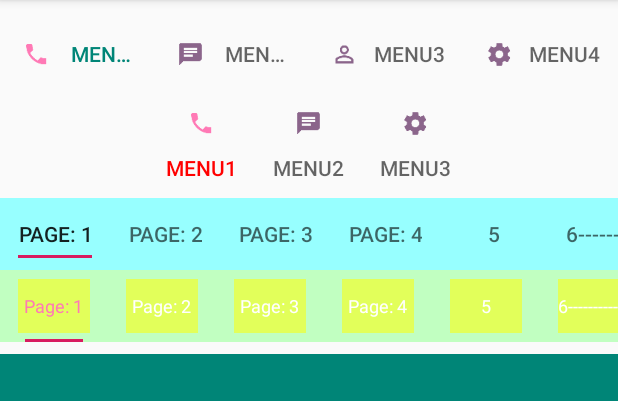
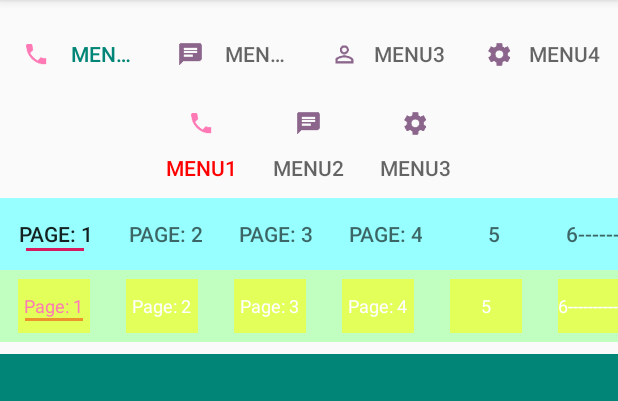
Before and after one commit to gerenvip/tablayout, an Android app: the SampleTabLayout screen opened directly, with no data from a screen before it, on a phone screen of 412 x 824 dp, the part 84-485 px from its top. Run offline under Robolectric (Android 15) with nearby library versions, the phone set to English and light mode, and no system bars.

Commit message:
add attr tabIndicatorFixedWidth,tabIndicatorGravity2,tabIndicatorVerticalPadding,tabIndicatorHorizontalPadding

```diff
--- a/samples/src/main/java/com/gerenvip/ui/samples/CustomTabLayout.java
+++ b/samples/src/main/java/com/gerenvip/ui/samples/CustomTabLayout.java
@@ -47,6 +47,11 @@ public class CustomTabLayout extends FrameLayout implements ITabCustomView {
   }
 
   @Override
+  public int getContentHeight() {
+    return textview.getHeight();
+  }
+
+  @Override
   public TextView getCustomTextView() {
     return textview;
   }
--- a/samples/src/main/res/layout/activity_sample_tablayout.xml
+++ b/samples/src/main/res/layout/activity_sample_tablayout.xml
@@ -88,10 +88,10 @@
         app:tabContentStart="0dp"
         app:tabIndicatorFullWidth="false"
         app:minIndicatorWidth="16dp"
-        app:tabIndicatorPadding="8dp"
+        app:tabIndicatorVerticalPadding="0dp"
         app:indicatorGrowNearestEdge="true"
-        app:tabIndicatorGravity="bottom"
-        app:tabInlineLabel="true"
+        app:tabIndicatorGravity2="contentBottom"
+        app:tabIndicatorHorizontalPadding="10dp"
         app:tabMode="auto" />
 
     <com.google.android.material.tablayout2.TabLayout
@@ -101,6 +101,7 @@
         android:background="#C1FFC1"
         app:tabIndicatorFullWidth="false"
         app:minIndicatorWidth="16dp"
+        app:tabIndicatorGravity2="contentBottom"
         app:layout_constraintLeft_toLeftOf="parent"
         app:layout_constraintRight_toRightOf="parent"
         app:layout_constraintTop_toBottomOf="@+id/tab_layout_3"
--- a/tablayout/src/main/java/com/google/android/material/tablayout2/ITabCustomView.java
+++ b/tablayout/src/main/java/com/google/android/material/tablayout2/ITabCustomView.java
@@ -16,6 +16,11 @@ public interface ITabCustomView {
    */
   int getContentWidth();
 
+  /**
+   * 返回内容的高度
+   */
+  int getContentHeight();
+
   @Nullable
   TextView getCustomTextView();
 
--- a/tablayout/src/main/java/com/google/android/material/tablayout2/TabLayout.java
+++ b/tablayout/src/main/java/com/google/android/material/tablayout2/TabLayout.java
@@ -345,6 +345,13 @@ public class TabLayout extends HorizontalScrollView {
   public static final int INDICATOR_GRAVITY_STRETCH = 3;
 
   /**
+   * 紧贴 tab 内容底部
+   */
+  public static final int INDICATOR_GRAVITY_CONTENT_BOTTOM = 4;
+
+  public static final int INDICATOR_GRAVITY_CONTENT_TOP = 5;
+
+  /**
    * @hide
    */
   @RestrictTo(LIBRARY_GROUP)
@@ -353,7 +360,9 @@ public class TabLayout extends HorizontalScrollView {
                   INDICATOR_GRAVITY_BOTTOM,
                   INDICATOR_GRAVITY_CENTER,
                   INDICATOR_GRAVITY_TOP,
-                  INDICATOR_GRAVITY_STRETCH
+                  INDICATOR_GRAVITY_STRETCH,
+                  INDICATOR_GRAVITY_CONTENT_BOTTOM,
+                  INDICATOR_GRAVITY_CONTENT_TOP
           })
   @Retention(RetentionPolicy.SOURCE)
   public @interface TabIndicatorGravity {
@@ -462,7 +471,9 @@ public class TabLayout extends HorizontalScrollView {
   int minIndicatorWidth;
   boolean indicatorGrowNearestEdge;
   private boolean tabIndicatorSticky;
-  private int tabIndicatorPadding;
+  private int tabIndicatorVerticalPadding;
+  private int tabIndicatorHorizontalPadding;
+  private int tabIndicatorFixedWidth = -1;
 
   private final ArrayList<OnTabSelectedListener> selectedListeners = new ArrayList<>();
   @Nullable
@@ -529,8 +540,13 @@ public class TabLayout extends HorizontalScrollView {
             a.getColor(com.google.android.material.R.styleable.TabLayout_tabIndicatorColor, 0));
     setSelectedTabIndicator(
             MaterialResources.getDrawable(context, a, com.google.android.material.R.styleable.TabLayout_tabIndicator));
-    setSelectedTabIndicatorGravity(
-            a.getInt(com.google.android.material.R.styleable.TabLayout_tabIndicatorGravity, INDICATOR_GRAVITY_BOTTOM));
+
+    if (a.hasValue(R.styleable.TabLayout_tabIndicatorGravity2)) {
+      setSelectedTabIndicatorGravity(a.getInt(R.styleable.TabLayout_tabIndicatorGravity2, INDICATOR_GRAVITY_BOTTOM));
+    } else {
+      setSelectedTabIndicatorGravity(
+              a.getInt(com.google.android.material.R.styleable.TabLayout_tabIndicatorGravity, INDICATOR_GRAVITY_BOTTOM));
+    }
     setTabIndicatorFullWidth(a.getBoolean(com.google.android.material.R.styleable.TabLayout_tabIndicatorFullWidth, true));
 
     tabPaddingStart =
@@ -605,7 +621,9 @@ public class TabLayout extends HorizontalScrollView {
     minIndicatorWidth = a.getDimensionPixelSize(R.styleable.TabLayout_minIndicatorWidth, (int) ViewUtils.dpToPx(getContext(), MIN_INDICATOR_WIDTH));
     indicatorGrowNearestEdge = a.getBoolean(R.styleable.TabLayout_indicatorGrowNearestEdge, false);
     tabIndicatorSticky = a.getBoolean(R.styleable.TabLayout_tabIndicatorSticky, false);
-    tabIndicatorPadding = a.getDimensionPixelOffset(R.styleable.TabLayout_tabIndicatorPadding, 0);
+    tabIndicatorVerticalPadding = a.getDimensionPixelOffset(R.styleable.TabLayout_tabIndicatorVerticalPadding, 0);
+    tabIndicatorHorizontalPadding = a.getDimensionPixelOffset(R.styleable.TabLayout_tabIndicatorHorizontalPadding, 0);
+    tabIndicatorFixedWidth = a.getDimensionPixelOffset(R.styleable.TabLayout_tabIndicatorFixedWidth, -1);
 
     a.recycle();
 
@@ -618,18 +636,72 @@ public class TabLayout extends HorizontalScrollView {
     applyModeAndGravity();
   }
 
-  public void setTabIndicatorPadding(int padding) {
-    tabIndicatorPadding = padding;
-  }
-
-  public int getTabIndicatorPadding() {
-    return tabIndicatorPadding;
+  /**
+   * 设置 定长指示器  {@link #setTabIndicatorFullWidth(boolean)} 为 false 的情况下生效。
+   * <p/>
+   * 建议 通过 R.styleable#TabLayout_tabIndicator 设置一个位图替换该方式
+   *
+   * @param indicatorFixedWidth 指示器的固定宽度，默认值 -1 ，表示启用定长指示器。请设置一个非0 的正数
+   * @attr ref R.styleable#TabLayout_tabIndicatorFixedWidth
+   */
+  public void setTabIndicatorFixedWidth(int indicatorFixedWidth) {
+    tabIndicatorFixedWidth = indicatorFixedWidth;
+  }
+
+  /**
+   * 获取定长指示器的长度
+   *
+   * @return 如果未设置，返回默认值 -1， 表示 未开启定长指示器
+   */
+  public int getTabIndicatorFixedWidth() {
+    return tabIndicatorFixedWidth;
+  }
+
+  /**
+   * 给 指示器设置竖直方向上的padding值
+   *
+   * @param padding 指示器距所依赖的边间距, tabIndicatorGravity 对应如下:
+   *                bottom -> 指示器距底部的间距
+   *                center,top -> 指示器距顶部的间距
+   *                stretch -> 指示器距顶部和底部的间距
+   *                contentBottom -> 指示器距底部的间距
+   *                contentTop -> 指示器距顶部的间距
+   * @attr ref R.styleable#TabLayout_tabIndicatorVerticalPadding
+   */
+  public void setTabIndicatorVerticalPadding(int padding) {
+    tabIndicatorVerticalPadding = padding;
+  }
+
+  /**
+   * 获取 指示器在竖直方向上的padding
+   */
+  public int getTabIndicatorVerticalPadding() {
+    return tabIndicatorVerticalPadding;
+  }
+
+  /**
+   * 设置 tab 的指示器在水平方向的padding， 只在 {@link #setTabIndicatorFullWidth(boolean)} 为 false 的情况下生效
+   *
+   * @param padding 水平方向上的padding值，左右offset 是 padding 的一半
+   * @attr ref com.google.android.material.R.styleable#TabLayout_tabIndicatorFullWidth
+   * @attr ref R.styleable#TabLayout_tabIndicatorHorizontalPadding
+   */
+  public void setTabIndicatorHorizontalPadding(int padding) {
+    tabIndicatorHorizontalPadding = padding;
+  }
+
+  /**
+   * 获取 tab 指示器水平方向的 padding 值
+   */
+  public int getTabIndicatorHorizontalPadding() {
+    return tabIndicatorHorizontalPadding;
   }
 
   /**
    * 设置 tab indicator 是否允许粘滞运动
    *
    * @param sticky
+   * @attr ref R.styleable#TabLayout_tabIndicatorSticky
    */
   public void setTabIndicatorSticky(boolean sticky) {
     tabIndicatorSticky = sticky;
@@ -646,6 +718,7 @@ public class TabLayout extends HorizontalScrollView {
    * 当前一次选择的tab 和本次选中的tab 不相邻，是否 indicator 从最近的边缘开始
    *
    * @param growNearestEdge
+   * @attr ref R.styleable#TabLayout_indicatorGrowNearestEdge
    */
   public void setIndicatorGrowNearestEdge(boolean growNearestEdge) {
     this.indicatorGrowNearestEdge = growNearestEdge;
@@ -661,7 +734,9 @@ public class TabLayout extends HorizontalScrollView {
   /**
    * set minIndicatorWidth
    *
-   * @param minIndicatorWidth px unit
+   * @param minIndicatorWidth 当 tabIndicatorFullWidth 为 false，即 指示器的宽度由内容的宽度来决定 时
+   *                          定义最小的指示器宽度，默认是 24dp
+   * @attr ref R.styleable#TabLayout_minIndicatorWidth
    */
   public void setMinIndicatorWidth(int minIndicatorWidth) {
     this.minIndicatorWidth = minIndicatorWidth;
@@ -1101,11 +1176,15 @@ public class TabLayout extends HorizontalScrollView {
    * unless gravity is set to {@link #INDICATOR_GRAVITY_STRETCH}, in which case it will ignore
    * indicator height and stretch across the entire height and width of the {@link TabLayout}. This
    * defaults to {@link #INDICATOR_GRAVITY_BOTTOM} if not set.
+   * <p>
+   * 推荐使用 attr R.styleable#TabLayout_tabIndicatorGravity2 来代替 com.google.android.material.R.styleable#TabLayout_tabIndicatorGravity
    *
    * @param indicatorGravity one of {@link #INDICATOR_GRAVITY_BOTTOM}, {@link
-   *                         #INDICATOR_GRAVITY_CENTER}, {@link #INDICATOR_GRAVITY_TOP}, or {@link
-   *                         #INDICATOR_GRAVITY_STRETCH}
+   *                         #INDICATOR_GRAVITY_CENTER}, {@link #INDICATOR_GRAVITY_TOP},{@link
+   *                         #INDICATOR_GRAVITY_STRETCH},{@link #INDICATOR_GRAVITY_CONTENT_BOTTOM},
+   *                         or {@link #INDICATOR_GRAVITY_CONTENT_TOP}
    * @attr ref com.google.android.material.R.styleable#TabLayout_tabIndicatorGravity
+   * @attr ref R.styleable#TabLayout_tabIndicatorGravity2
    */
   public void setSelectedTabIndicatorGravity(@TabIndicatorGravity int indicatorGravity) {
     if (tabIndicatorGravity != indicatorGravity) {
@@ -2950,6 +3029,31 @@ public class TabLayout extends HorizontalScrollView {
       }
 
       return right - left;
+    }
+
+    /**
+     * Calculates the height of the TabView's content.
+     *
+     * @return Height of the tab label, if present, or the width of the tab icon, if present. If tabs
+     * is in inline mode, returns the sum of both the icon and tab label widths.
+     */
+    private int getContentHeight() {
+      boolean initialized = false;
+      int top = 0;
+      int bottom = 0;
+
+      if (customView != null && customView.getVisibility() != View.GONE && customView instanceof ITabCustomView) {
+        return ((ITabCustomView) customView).getContentHeight();
+      }
+      for (View view : new View[]{textView, iconView, customView}) {
+        if (view != null && view.getVisibility() == View.VISIBLE) {
+          top = initialized ? Math.min(top, view.getTop()) : view.getTop();
+          bottom = initialized ? Math.max(bottom, view.getBottom()) : view.getBottom();
+          initialized = true;
+        }
+      }
+
+      return bottom - top;
     }
 
     @Nullable
@@ -3263,6 +3367,8 @@ public class TabLayout extends HorizontalScrollView {
       int tabViewContentWidth = tabView.getContentWidth();
       @SuppressLint("RestrictedApi") int minIndicatorWidth = TabLayout.this.minIndicatorWidth;
 
+      tabViewContentWidth -= tabIndicatorHorizontalPadding;
+
       if (tabViewContentWidth < minIndicatorWidth) {
         tabViewContentWidth = minIndicatorWidth;
       }
@@ -3271,7 +3377,21 @@ public class TabLayout extends HorizontalScrollView {
       int contentLeftBounds = tabViewCenter - (tabViewContentWidth / 2);
       int contentRightBounds = tabViewCenter + (tabViewContentWidth / 2);
 
-      contentBounds.set(contentLeftBounds, 0, contentRightBounds, 0);
+      int tabViewContentHeight = tabView.getContentHeight();
+      int tabViewVerticalCenter = (tabView.getTop() + tabView.getBottom()) / 2;
+      int contentTopBounds = tabViewVerticalCenter - (tabViewContentHeight / 2);
+      int contentBottomBounds = tabViewVerticalCenter + (tabViewContentHeight / 2);
+
+      if (tabIndicatorFixedWidth > 0) {
+        int fixedWidth = tabIndicatorFixedWidth;
+        if (tabIndicatorFixedWidth > tabView.getWidth()) {
+          fixedWidth = tabView.getWidth();
+        }
+        contentLeftBounds = tabViewCenter - fixedWidth / 2;
+        contentRightBounds = tabViewCenter + fixedWidth / 2;
+      }
+
+      contentBounds.set(contentLeftBounds, contentTopBounds, contentRightBounds, contentBottomBounds);
     }
 
     @Override
@@ -3291,27 +3411,37 @@ public class TabLayout extends HorizontalScrollView {
         case INDICATOR_GRAVITY_BOTTOM:
 //          indicatorTop = getHeight() - indicatorHeight;
 //          indicatorBottom = getHeight();
-          int bottom = getHeight() - tabIndicatorPadding;
+          int bottom = getHeight() - tabIndicatorVerticalPadding;
           indicatorTop = bottom - indicatorHeight;
           indicatorBottom = bottom;
           break;
         case INDICATOR_GRAVITY_CENTER:
 //          indicatorTop = (getHeight() - indicatorHeight) / 2;
 //          indicatorBottom = (getHeight() + indicatorHeight) / 2;
-          indicatorTop = (getHeight() - indicatorHeight) / 2 + tabIndicatorPadding;
+          indicatorTop = (getHeight() - indicatorHeight) / 2 + tabIndicatorVerticalPadding;
           indicatorBottom = indicatorTop + indicatorHeight;
           break;
         case INDICATOR_GRAVITY_TOP:
 //          indicatorTop = 0;
 //          indicatorBottom = indicatorHeight;
-          indicatorTop = tabIndicatorPadding;
+          indicatorTop = tabIndicatorVerticalPadding;
           indicatorBottom = indicatorTop + indicatorHeight;
           break;
         case INDICATOR_GRAVITY_STRETCH:
 //          indicatorTop = 0;
 //          indicatorBottom = getHeight();
-          indicatorTop = tabIndicatorPadding;
-          indicatorBottom = getHeight() - tabIndicatorPadding;
+          indicatorTop = tabIndicatorVerticalPadding;
+          indicatorBottom = getHeight() - tabIndicatorVerticalPadding;
+          break;
+        case INDICATOR_GRAVITY_CONTENT_BOTTOM:
+          int contentBottom = (int) tabViewContentBounds.bottom;
+          indicatorTop = contentBottom + tabIndicatorVerticalPadding;
+          indicatorBottom = indicatorTop + indicatorHeight;
+          break;
+        case INDICATOR_GRAVITY_CONTENT_TOP:
+          int contentTop = (int) tabViewContentBounds.top;
+          indicatorBottom = contentTop - tabIndicatorVerticalPadding;
+          indicatorTop = indicatorBottom - indicatorHeight;
           break;
         default:
           break;
```
Also changed, not shown: samples/src/main/res/drawable/custom_tab_indicator.xml (added, +8 -0 lines), tablayout/src/main/res/values/attrs.xml (+25 -1 lines), samples/src/main/res/drawable-xxhdpi/ic_arrow_up.png (added).
